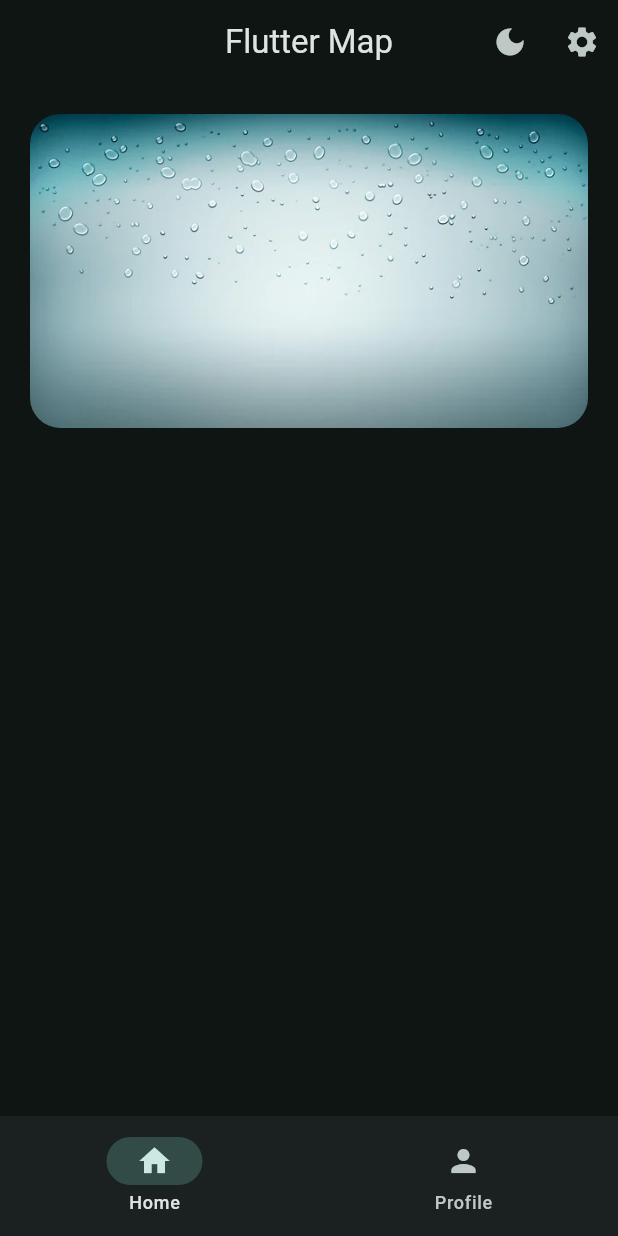
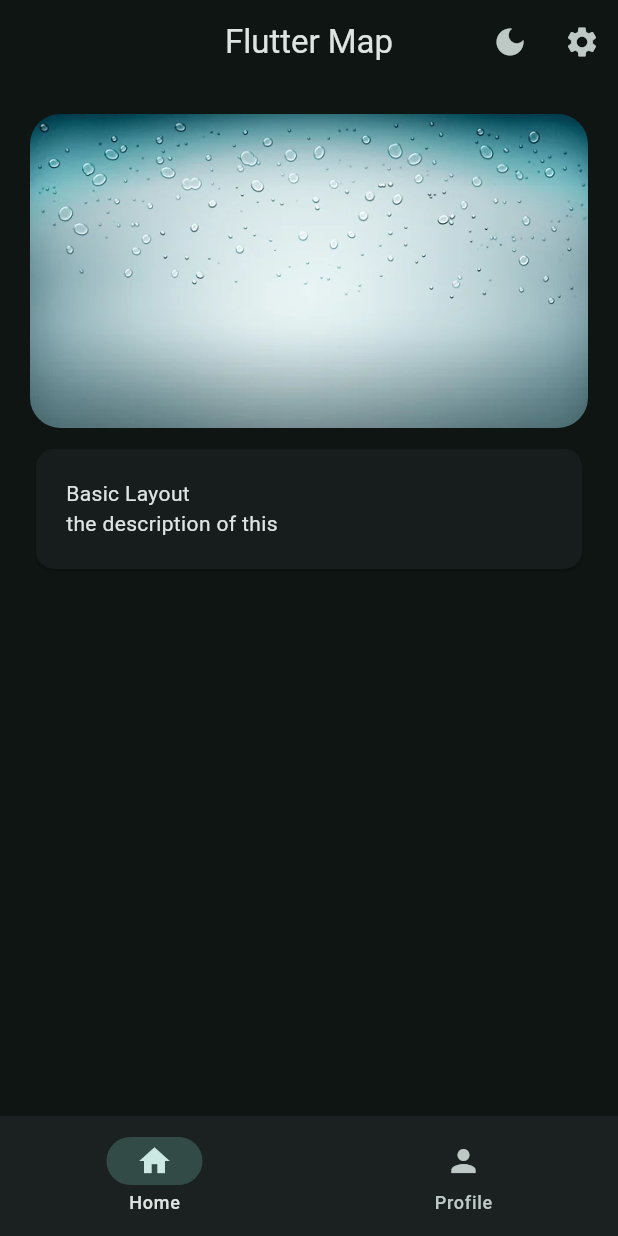
Before and after one commit to SameerAkita/flutter_app, a Flutter app: the screen it shows after launch, after a tap on "Login", on a phone screen of 412 x 824 dp. Run offline on Flutter 3.47's test engine with Material 3 defaults, Android fonts, the phone set to English and light mode, and no system bars; missing offline and left inert: dart:ffi.

Commit message:
home page card

```diff
--- a/lib/views/pages/home_page.dart
+++ b/lib/views/pages/home_page.dart
@@ -8,7 +8,27 @@ class HomePage extends StatelessWidget {
   Widget build(BuildContext context) {
     return Padding(
       padding: EdgeInsets.all(20.0),
-      child: Column(children: [HeroWidget()]),
+      child: Column(
+        children: [
+          HeroWidget(),
+          Padding(
+            padding: EdgeInsets.symmetric(vertical: 10.0),
+            child: Card(
+              child: Container(
+                width: double.infinity,
+                padding: EdgeInsets.all(20.0),
+                child: Column(
+                  crossAxisAlignment: CrossAxisAlignment.start,
+                  children: [
+                    Text('Basic Layout'),
+                    Text('the description of this'),
+                  ],
+                ),
+              ),
+            ),
+          ),
+        ],
+      ),
     );
   }
 }
```
